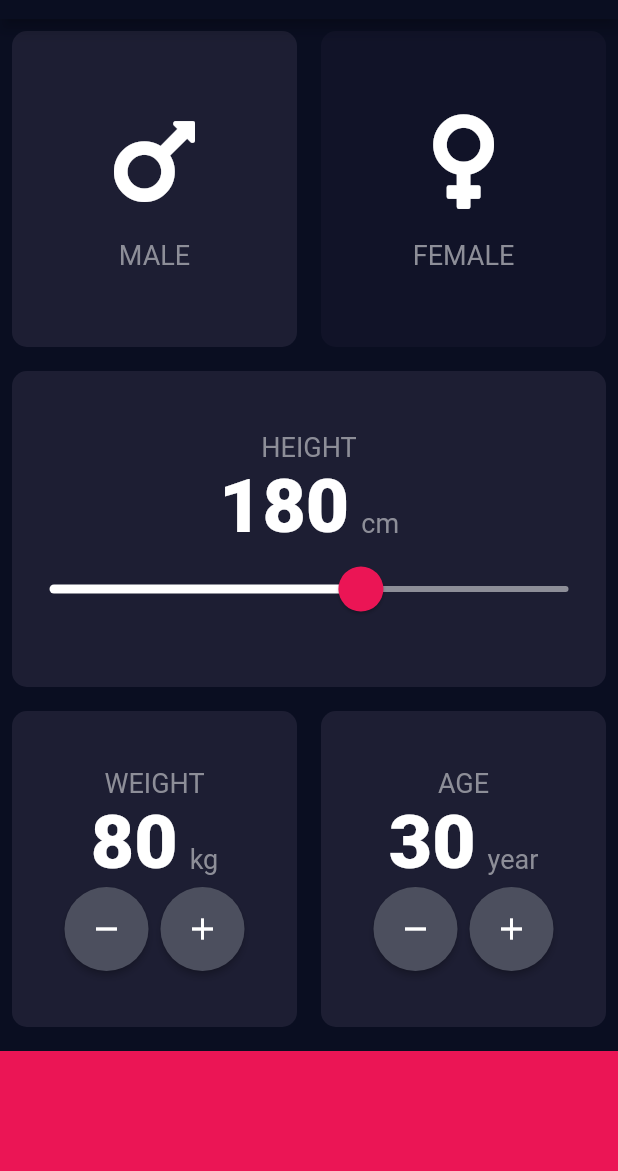
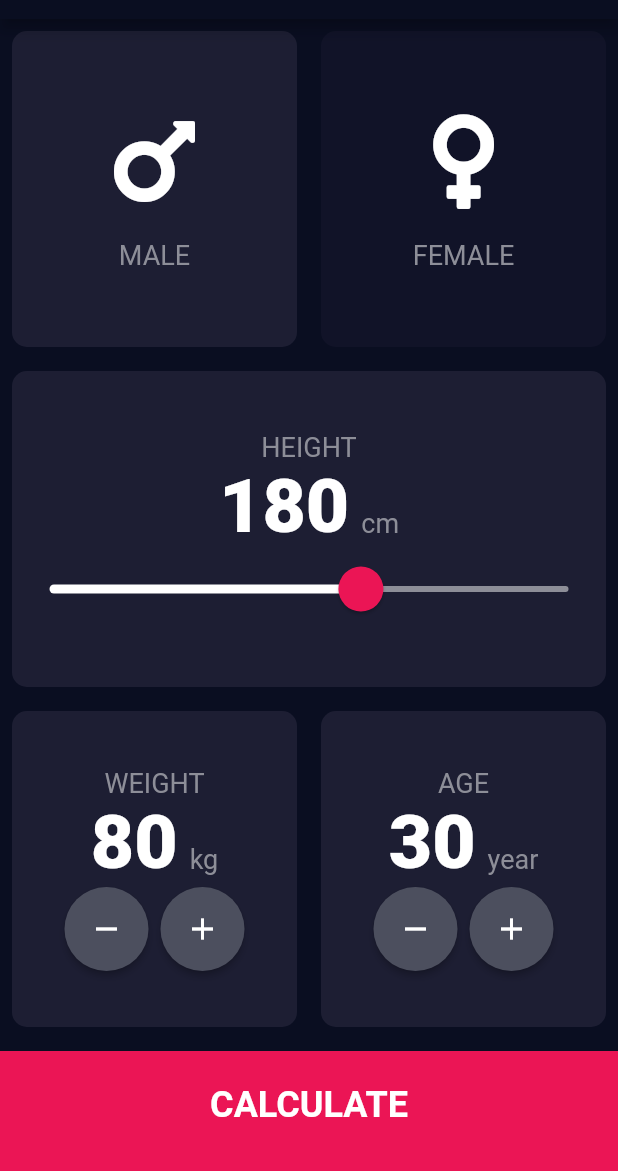
Before and after one commit to deraesw/BMICalculatorFlutter, a Flutter app: the screen it shows after launch, on a phone screen of 412 x 824 dp, the part 65-1236 px from its top. Run offline on Flutter 3.47's test engine with Material 2 defaults, Android fonts, the phone set to English and light mode, and no system bars; our stand-ins replace font_awesome_flutter.

```diff
--- /dev/null
+++ b/lib/components/bottom_button_widget.dart
@@ -0,0 +1,37 @@
+import 'package:flutter/material.dart';
+
+import 'package:bmi_calculator/constants.dart';
+
+class BottomButtonWidget extends StatelessWidget {
+
+  final Function onTap;
+  final String title;
+
+  const BottomButtonWidget({
+    Key key,
+    this.title,
+    this.onTap,
+  }) : super(key: key);
+
+  @override
+  Widget build(BuildContext context) {
+    return GestureDetector(
+      onTap: this.onTap,
+      child: Container(
+        margin: EdgeInsets.only(top: 8.0),
+        height: actionButtonHeight,
+        width: double.infinity,
+        color: accentColor,
+        padding: EdgeInsets.only(bottom: 8.0),
+        child: Container(
+          child: Center(
+            child: Text(
+              this.title,
+              style: buttonLargeTextStyle,
+            ),
+          ),
+        ),
+      ),
+    );
+  }
+}
--- /dev/null
+++ b/lib/components/input_page_import.dart
@@ -0,0 +1,4 @@
+export  'card_container_widget.dart';
+export 'gender_widget.dart';
+export 'round_icon_button.dart';
+export 'bottom_button_widget.dart';
--- /dev/null
+++ b/lib/components/result_page_import.dart
@@ -0,0 +1,3 @@
+
+export 'card_container_widget.dart';
+export 'bottom_button_widget.dart';
--- a/lib/main.dart
+++ b/lib/main.dart
@@ -1,6 +1,6 @@
 import 'package:flutter/material.dart';
 
-import 'input_page.dart';
+import 'package:bmi_calculator/screens/input_page.dart';
 
 void main() => runApp(BMICalculator());
 
--- a/lib/input_page.dart
+++ b/lib/screens/input_page.dart
@@ -1,11 +1,11 @@
 import 'package:flutter/material.dart';
 
 import 'package:font_awesome_flutter/font_awesome_flutter.dart';
+import 'package:bmi_calculator/components/input_page_import.dart';
+import 'package:bmi_calculator/constants.dart';
+import 'package:bmi_calculator/calculator_bussiness.dart';
 
-import 'card_container_widget.dart';
-import 'gender_widget.dart';
-import 'constants.dart';
-import 'round_icon_button.dart';
+import 'result_page.dart';
 
 enum Gender { male, female }
 
@@ -19,18 +19,6 @@ class _InputPageState extends State<InputPage> {
   int _height = 180;
   int _weight = 80;
   int _age = 30;
-
-  void _genderSelection(Gender gender) {
-    setState(() {
-      _selectedGender = gender;
-    });
-  }
-
-  Color _getBackgroundColor(Gender defineGender) {
-    return _selectedGender == defineGender
-        ? containerBackgroundColor
-        : inactiveContainerBackgroundColor;
-  }
 
   @override
   Widget build(BuildContext context) {
@@ -114,7 +102,7 @@ class _InputPageState extends State<InputPage> {
                             )
                           ],
                         ),
-                       buildButtonRow(_reduceWeight, _increaseWeight),
+                        buildButtonRow(_reduceWeight, _increaseWeight),
                       ],
                     ),
                   ),
@@ -155,47 +143,21 @@ class _InputPageState extends State<InputPage> {
               ],
             ),
           ),
-          Container(
-            margin: EdgeInsets.only(top: 8.0),
-            height: actionButtonHeight,
-            width: double.infinity,
-            color: accentColor,
+          BottomButtonWidget(
+            title: 'CALCULATE',
+            onTap: () {
+              CalculatorBusiness cal = CalculatorBusiness(height: this._height, weight: this._weight);
+              Navigator.push(context,
+                  MaterialPageRoute(builder: (context) => ResultPage(
+                    bmi: cal.calculateBMI(),
+                    bmiResult: cal.getResult(),
+                    interpretation: cal.getInterpretation(),
+                  )));
+            },
           )
         ],
       ),
     );
-  }
-
-  void _reduceWeight() {
-    setState(() {
-      if (_weight > 30) {
-        _weight--;
-      }
-    });
-  }
-
-  void _increaseWeight() {
-    setState(() {
-      if (_weight < 300) {
-        _weight++;
-      }
-    });
-  }
-
-  void _reduceAge() {
-    setState(() {
-      if (_age > 10) {
-        _age--;
-      }
-    });
-  }
-
-  void _increaseAge() {
-    setState(() {
-      if (_age < 110) {
-        _age++;
-      }
-    });
   }
 
   Widget buildButtonRow(Function minusAction, Function addAction) {
@@ -265,4 +227,48 @@ class _InputPageState extends State<InputPage> {
       ),
     );
   }
+
+  Color _getBackgroundColor(Gender defineGender) {
+    return _selectedGender == defineGender
+        ? containerBackgroundColor
+        : inactiveContainerBackgroundColor;
+  }
+
+  void _genderSelection(Gender gender) {
+    setState(() {
+      _selectedGender = gender;
+    });
+  }
+
+  void _reduceWeight() {
+    setState(() {
+      if (_weight > 30) {
+        _weight--;
+      }
+    });
+  }
+
+  void _increaseWeight() {
+    setState(() {
+      if (_weight < 300) {
+        _weight++;
+      }
+    });
+  }
+
+  void _reduceAge() {
+    setState(() {
+      if (_age > 10) {
+        _age--;
+      }
+    });
+  }
+
+  void _increaseAge() {
+    setState(() {
+      if (_age < 110) {
+        _age++;
+      }
+    });
+  }
 }
```
Also changed, not shown: lib/calculator_bussiness.dart (added, +34 -0 lines), lib/constants.dart (+25 -0 lines), lib/screens/result_page.dart (added, +71 -0 lines), lib/components/card_container_widget.dart (renamed from lib/card_container_widget.dart), lib/components/gender_widget.dart (renamed from lib/gender_widget.dart), lib/components/round_icon_button.dart (renamed from lib/round_icon_button.dart).
